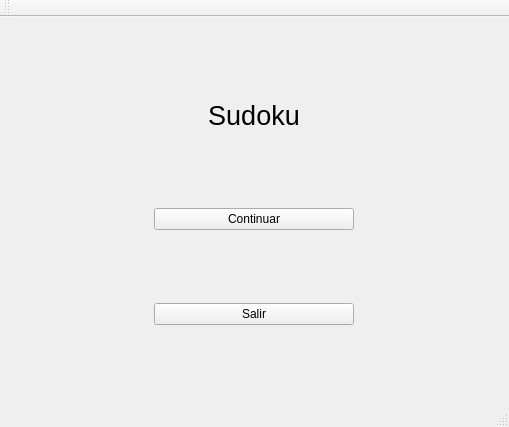
IsaacAiman/Comprobador_Sudoku-Qt, file mainwindow.ui: the form before one commit.
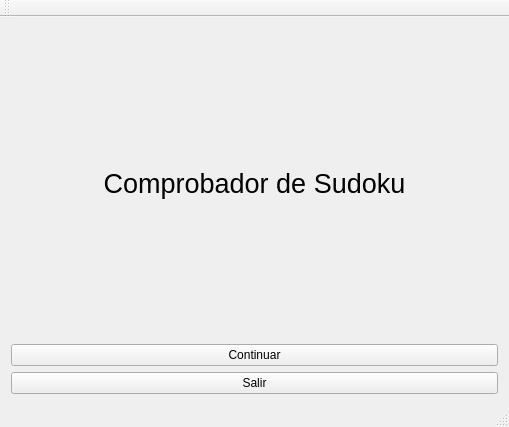
The form after the commit.

Diff of the .ui file:
```diff
--- a/mainwindow.ui
+++ b/mainwindow.ui
@@ -15,28 +15,7 @@
   </property>
   <widget class="QWidget" name="centralWidget">
    <layout class="QGridLayout" name="gridLayout_2">
-    <item row="0" column="0">
-     <widget class="QLabel" name="label">
-      <property name="maximumSize">
-       <size>
-        <width>200</width>
-        <height>40</height>
-       </size>
-      </property>
-      <property name="font">
-       <font>
-        <pointsize>20</pointsize>
-       </font>
-      </property>
-      <property name="text">
-       <string>Sudoku</string>
-      </property>
-      <property name="alignment">
-       <set>Qt::AlignCenter</set>
-      </property>
-     </widget>
-    </item>
-    <item row="1" column="0">
+    <item row="2" column="0">
      <widget class="QPushButton" name="continuar_">
       <property name="sizePolicy">
        <sizepolicy hsizetype="Minimum" vsizetype="Fixed">
@@ -52,13 +31,28 @@
       </property>
      </widget>
     </item>
-    <item row="2" column="0">
+    <item row="3" column="0">
      <widget class="QPushButton" name="salir_">
       <property name="text">
        <string>Salir</string>
       </property>
      </widget>
     </item>
+    <item row="1" column="0">
+     <widget class="QLabel" name="label">
+      <property name="font">
+       <font>
+        <pointsize>20</pointsize>
+       </font>
+      </property>
+      <property name="text">
+       <string>Comprobador de Sudoku</string>
+      </property>
+      <property name="alignment">
+       <set>Qt::AlignCenter</set>
+      </property>
+     </widget>
+    </item>
    </layout>
   </widget>
   <widget class="QToolBar" name="mainToolBar">
```
